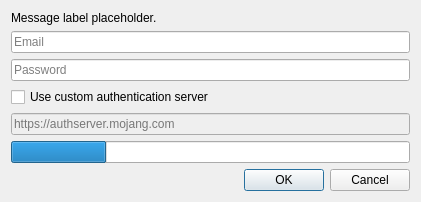
Old version of the form launcher/ui/dialogs/LoginDialog.ui in the repository MojankStudios/PrismLauncher.
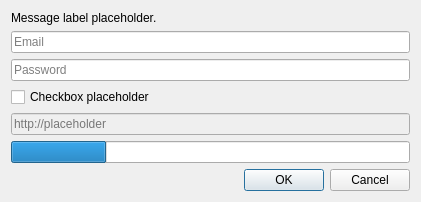
New version of the form.

Commit message: Use tr() on checkbox text

What changed in the file:
```diff
--- a/launcher/ui/dialogs/LoginDialog.ui
+++ b/launcher/ui/dialogs/LoginDialog.ui
@@ -53,7 +53,7 @@
    <item>
     <widget class="QCheckBox" name="checkBox">
      <property name="text">
-      <string>Use custom authentication server</string>
+      <string>Checkbox placeholder</string>
      </property>
     </widget>
    </item>
@@ -72,7 +72,7 @@
       <string/>
      </property>
      <property name="placeholderText">
-      <string>https://authserver.mojang.com</string>
+      <string>http://placeholder</string>
      </property>
      <property name="clearButtonEnabled">
       <bool>false</bool>
```
The commit also changes 1 other file.
